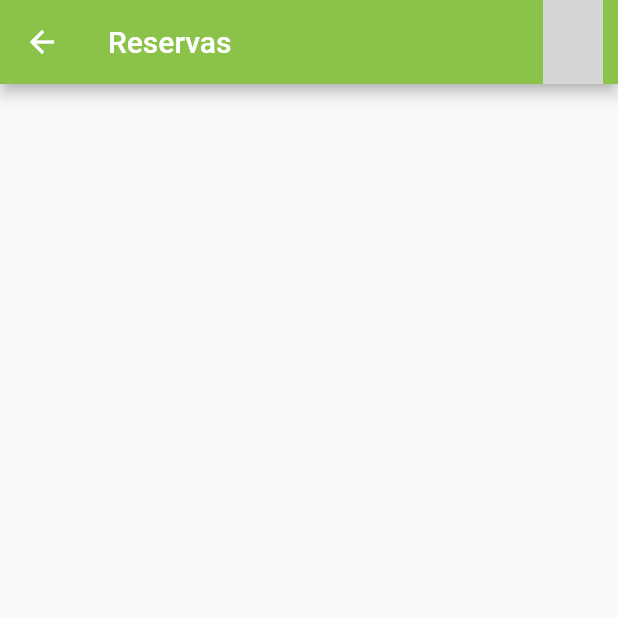
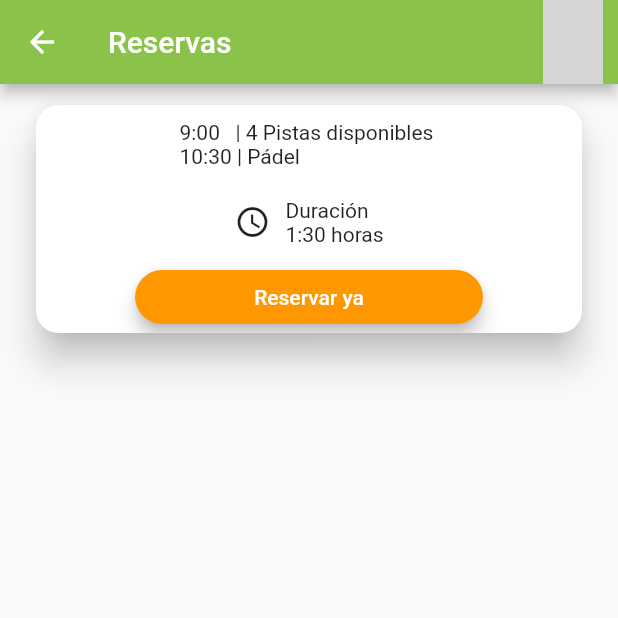
Before and after one commit to javipani12/examen_jfp_16, a Flutter app: the ReservasScreen screen opened by its route, on a phone screen of 412 x 824 dp, the top half of it. Run offline on Flutter 3.47's test engine with Material 2 defaults, Android fonts, the light colour scheme and no system bars; network calls fail; grey boxes are pictures that could not be loaded.

Commit message:
Botón reserva hecho
El botón de reservar realiza cambio de texto y color

```diff
--- a/lib/screen16/list_view_screen_16.dart
+++ b/lib/screen16/list_view_screen_16.dart
@@ -16,7 +16,7 @@ class ListViewScreen16 extends StatelessWidget {
             padding: EdgeInsets.only(right: 10.0),
             child: CircleAvatar(
                 maxRadius: 20,
-                backgroundImage: NetworkImage('https://static.wikia.nocookie.net/marvelcinematicuniverse/images/f/f8/Peter_Parker.png/revision/latest?cb=20220420040648&path-prefix=es'),
+                backgroundImage: NetworkImage('https://img.europapress.es/fotoweb/fotonoticia_20220720184850_420.jpg'),
 
             ),
           ),
--- a/lib/screen16/monitores_screen_16.dart
+++ b/lib/screen16/monitores_screen_16.dart
@@ -14,7 +14,7 @@ class MonitoresScreen extends StatelessWidget {
             padding: EdgeInsets.only(right: 10.0),
             child: CircleAvatar(
                 maxRadius: 20,
-                backgroundImage: NetworkImage('https://static.wikia.nocookie.net/marvelcinematicuniverse/images/f/f8/Peter_Parker.png/revision/latest?cb=20220420040648&path-prefix=es'),
+                backgroundImage: NetworkImage('https://img.europapress.es/fotoweb/fotonoticia_20220720184850_420.jpg'),
 
             ),
           ),
--- a/lib/screen16/reservas_screen_16.dart
+++ b/lib/screen16/reservas_screen_16.dart
@@ -1,3 +1,4 @@
+import 'package:examen_jfp_16/widgets_16/custom_card_reservas.dart';
 import 'package:flutter/material.dart';
 
 class ReservasScreen extends StatelessWidget {
@@ -6,6 +7,12 @@ class ReservasScreen extends StatelessWidget {
 
   @override
   Widget build(BuildContext context) {
+
+    final String year = DateTime.now().year.toString();
+    final String month = DateTime.now().month.toString();
+    final String day = DateTime.now().day.toString();
+
+
     return Scaffold(
       appBar: AppBar(
         title: const Text('Reservas'),
@@ -14,15 +21,16 @@ class ReservasScreen extends StatelessWidget {
             padding: EdgeInsets.only(right: 10.0),
             child: CircleAvatar(
                 maxRadius: 20,
-                backgroundImage: NetworkImage('https://static.wikia.nocookie.net/marvelcinematicuniverse/images/f/f8/Peter_Parker.png/revision/latest?cb=20220420040648&path-prefix=es'),
+                backgroundImage: NetworkImage('https://img.europapress.es/fotoweb/fotonoticia_20220720184850_420.jpg'),
 
             ),
           ),
         ],
       ),
-      body: Column(
-        children: [
-
+      body: ListView(
+        padding: const EdgeInsets.symmetric(horizontal: 20, vertical: 10),
+        children: const [
+          CustomCardReservas(),
         ],
       )
     );
--- a/lib/widgets_16/custom_card_pistas.dart
+++ b/lib/widgets_16/custom_card_pistas.dart
@@ -1,12 +1,12 @@
 import 'package:examen_jfp_16/theme16/app_theme_16.dart';
 import 'package:flutter/material.dart';
 
-class CustomCard extends StatelessWidget {
+class CustomCardPistas extends StatelessWidget {
 
   final String url;
   final String? texto;
 
-  const CustomCard({super.key, required this.url, this.texto});
+  const CustomCardPistas({super.key, required this.url, this.texto});
 
   @override
   Widget build(BuildContext context) {
--- /dev/null
+++ b/lib/widgets_16/custom_card_reservas.dart
@@ -0,0 +1,73 @@
+import 'package:flutter/material.dart';
+
+class CustomCardReservas extends StatefulWidget {
+
+  const CustomCardReservas({Key? key}) : super(key: key);
+
+  @override
+  State<CustomCardReservas> createState() => _CustomCardReservasState();
+}
+
+class _CustomCardReservasState extends State<CustomCardReservas> {
+
+  String _textoBoton = 'Reservar ya';
+  Color _color = Colors.orange;
+
+  @override
+  Widget build(BuildContext context) {
+
+    return Card(
+      clipBehavior: Clip.antiAlias,
+      shape: RoundedRectangleBorder(
+        borderRadius: BorderRadius.circular(15)
+      ),
+      elevation: 10,
+      child: Column(
+        children: [
+          const SizedBox(height: 10,),
+          Row(
+            mainAxisAlignment: MainAxisAlignment.center,
+            children: const[
+              Text('9:00   | 4 Pistas disponibles \n10:30 | Pádel')
+            ],
+          ),
+          const SizedBox(height: 20,),
+          Row(
+            mainAxisAlignment: MainAxisAlignment.center,
+            children: const[
+              Icon(Icons.watch_later_outlined),
+              SizedBox(width: 10),
+              Text('Duración\n1:30 horas')
+            ],
+          ),
+          const SizedBox(height: 10,),
+          ElevatedButton (
+            style: ElevatedButton.styleFrom(
+              primary: _color,
+            ),
+            onPressed: () {
+
+              if(_textoBoton == 'Reservar ya') {
+                _textoBoton = 'Cancelar reserva';
+                _color = Colors.grey;
+              } else {
+                _textoBoton = 'Reservar ya';
+                _color = Colors.orange;
+              }
+
+              setState(() {
+
+              });
+            },
+            child: Container(
+              width: 200,
+              alignment: AlignmentDirectional.center,
+              child: Text( _textoBoton )
+            ),
+          ),
+
+        ],
+      ),
+    );
+  }
+}
--- a/lib/widgets_16/widgets_16.dart
+++ b/lib/widgets_16/widgets_16.dart
@@ -1,3 +1,4 @@
 export 'package:examen_jfp_16/widgets_16/custom_text_form_field.dart';
 export 'package:examen_jfp_16/widgets_16/custom_card_pistas.dart';
 export 'package:examen_jfp_16/widgets_16/custom_text_form_field_register.dart';
+export 'package:examen_jfp_16/widgets_16/custom_card_reservas.dart';
```
Also changed, not shown: lib/screen16/pistas_screen_16.dart (+5 -5 lines).
